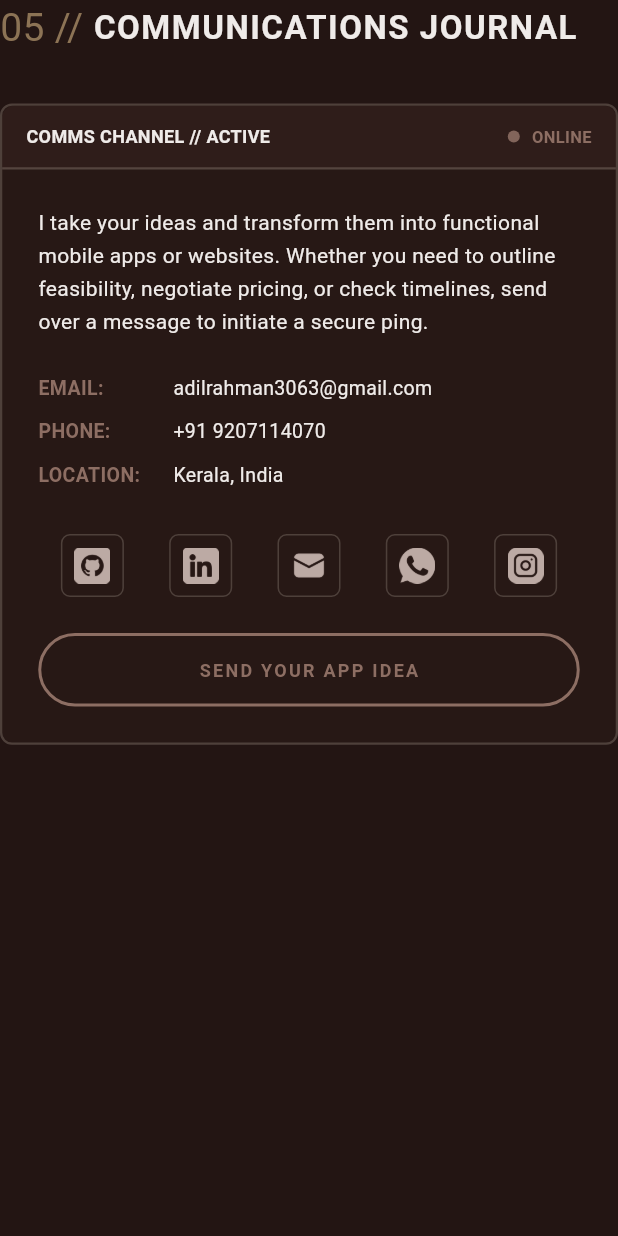
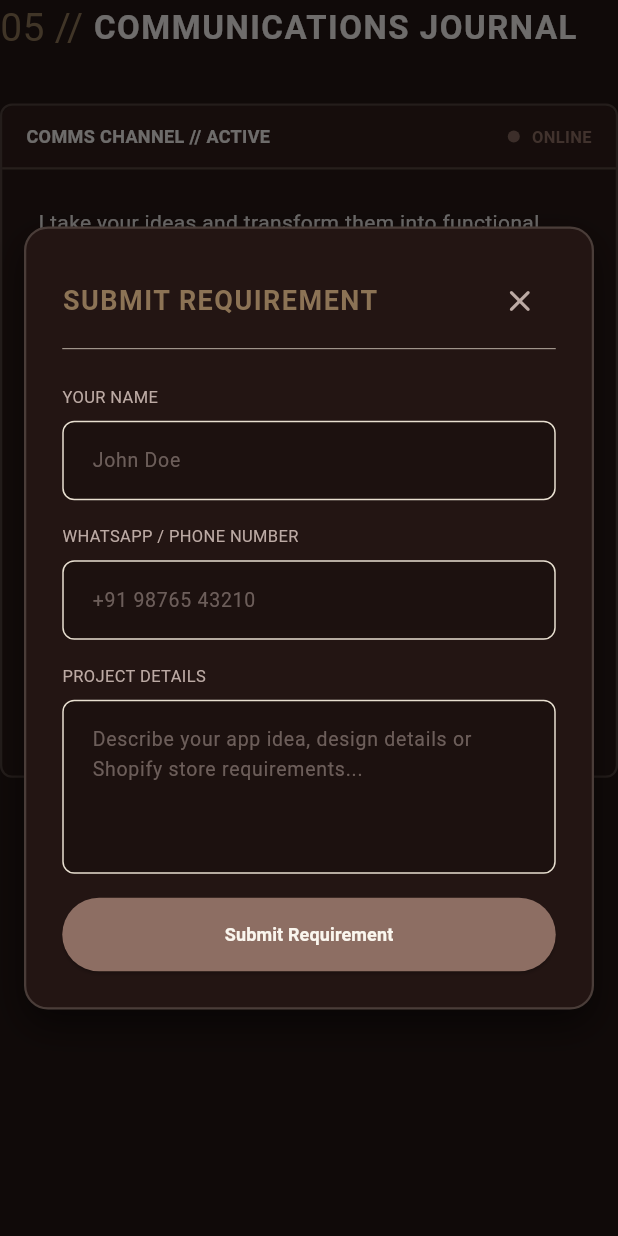
Before and after one commit to adil-rahman-3063/Adil-rahman-portfolio, a Flutter app: the ContactSection widget shown alone on an empty page, opened directly, after a tap on "SEND YOUR APP IDEA", on a phone screen of 412 x 824 dp. Run offline on Flutter 3.47's test engine with Material 3 defaults, Android fonts, the phone set to English and light mode, and no system bars; our stand-ins replace google_fonts; missing offline and left inert: dart:html, dart:js, dart:ui_web; statements that could not run were skipped.

Commit message:
feat: add requirement submission modal and Google Sheets backend support

```diff
--- a/lib/sections/contact_section.dart
+++ b/lib/sections/contact_section.dart
@@ -1,6 +1,7 @@
 import 'package:flutter/material.dart';
 import 'package:url_launcher/url_launcher.dart';
 import '../theme/cozy_theme.dart';
+import '../widgets/requirement_form_modal.dart';
 
 class ContactSection extends StatefulWidget {
   const ContactSection({super.key});
@@ -35,6 +36,14 @@ class _ContactSectionState extends State<ContactSection>
     if (await canLaunchUrl(uri)) {
       await launchUrl(uri, mode: LaunchMode.externalApplication);
     }
+  }
+
+  void _openRequirementModal() {
+    showDialog(
+      context: context,
+      barrierDismissible: true,
+      builder: (context) => const RequirementFormModal(),
+    );
   }
 
   @override
@@ -100,7 +109,7 @@ class _ContactSectionState extends State<ContactSection>
             padding: const EdgeInsets.all(24),
             child: isDesktop
                 ? Row(
-                    crossAxisAlignment: CrossAxisAlignment.start,
+                    crossAxisAlignment: MainAxisAlignment.start,
                     children: [
                       Expanded(flex: 3, child: _buildContactDetails()),
                       const SizedBox(width: 40),
@@ -150,7 +159,7 @@ class _ContactSectionState extends State<ContactSection>
         Text(
           'I take your ideas and transform them into functional mobile apps or websites. '
           'Whether you need to outline feasibility, negotiate pricing, or check timelines, '
-          'send over a message to initiate a secure ping.',
+          'submit your project requirement using the form, or reach out directly.',
           style: CozyTheme.monoStyle(fontSize: 14, color: CozyTheme.textCream)
               .copyWith(height: 1.6),
         ),
@@ -202,7 +211,7 @@ class _ContactSectionState extends State<ContactSection>
           ],
         ),
         const SizedBox(height: 24),
-        _SendIdeaButton(onTap: () => _launchUrl('mailto:adilrahman3063@gmail.com?subject=App Idea Inquiry')),
+        _SendIdeaButton(onTap: _openRequirementModal),
       ],
     );
   }
@@ -285,7 +294,7 @@ class _SendIdeaButtonState extends State<_SendIdeaButton> {
           decoration: BoxDecoration(
             color: _hovered ? CozyTheme.accentBrown : Colors.transparent,
             border: Border.all(color: CozyTheme.accentBrown, width: 2),
-            borderRadius: BorderRadius.circular(30), // Rounded pill style to match Shopify headers
+            borderRadius: BorderRadius.circular(30),
           ),
           child: Text(
             'SEND YOUR APP IDEA',
--- /dev/null
+++ b/lib/widgets/requirement_form_modal.dart
@@ -0,0 +1,335 @@
+import 'dart:convert';
+import 'package:flutter/material.dart';
+import '../theme/cozy_theme.dart';
+import '../data/projects_data.dart';
+
+// ignore: avoid_web_libraries_in_flutter
+import 'dart:html' as html;
+import 'dart:js' as js;
+
+class RequirementFormModal extends StatefulWidget {
+  const RequirementFormModal({super.key});
+
+  @override
+  State<RequirementFormModal> createState() => _RequirementFormModalState();
+}
+
+class _RequirementFormModalState extends State<RequirementFormModal> {
+  final _formKey = GlobalKey<FormState>();
+  final _nameController = TextEditingController();
+  final _phoneController = TextEditingController();
+  final _requirementController = TextEditingController();
+  bool _isLoading = false;
+  bool _isSuccess = false;
+  String? _errorMessage;
+
+  @override
+  void initState() {
+    super.initState();
+    _injectSubmitScript();
+  }
+
+  void _injectSubmitScript() {
+    final doc = html.document;
+    if (doc.getElementById('apps-script-submit-helper') == null) {
+      final script = html.ScriptElement()
+        ..id = 'apps-script-submit-helper'
+        ..innerHtml = '''
+          window.submitReviewToAppsScript = function(url, dataJsonString, successCallback, errorCallback) {
+            fetch(url, {
+              method: 'POST',
+              mode: 'no-cors',
+              headers: {
+                'Content-Type': 'text/plain'
+              },
+              body: dataJsonString
+            }).then(function() {
+              if (successCallback) successCallback();
+            }).catch(function(e) {
+              if (errorCallback) errorCallback(e);
+            });
+          };
+        ''';
+      doc.head?.append(script);
+    }
+  }
+
+  @override
+  void dispose() {
+    _nameController.dispose();
+    _phoneController.dispose();
+    _requirementController.dispose();
+    super.dispose();
+  }
+
+  Future<void> _submitRequirement() async {
+    if (!_formKey.currentState!.validate()) return;
+
+    setState(() {
+      _isLoading = true;
+      _errorMessage = null;
+    });
+
+    try {
+      final body = {
+        'type': 'requirement',
+        'name': _nameController.text.trim(),
+        'phone': _phoneController.text.trim(),
+        'requirement': _requirementController.text.trim(),
+      };
+
+      // Call the JS helper to post data to Google Apps Script
+      js.context.callMethod('submitReviewToAppsScript', [
+        reviewsApiUrl, // Posts to the same Apps Script endpoint
+        json.encode(body),
+        () {
+          if (mounted) {
+            setState(() {
+              _isLoading = false;
+              _isSuccess = true;
+            });
+          }
+        },
+        () {
+          if (mounted) {
+            setState(() {
+              _isLoading = false;
+              _errorMessage = 'Connection failed. Please check your network and try again.';
+            });
+          }
+        }
+      ]);
+    } catch (e) {
+      setState(() {
+        _isLoading = false;
+        _errorMessage = 'Connection failed. Please check your network and try again.';
+      });
+    }
+  }
+
+  @override
+  Widget build(BuildContext context) {
+    final width = MediaQuery.of(context).size.width;
+    final isMobile = width < 600;
+
+    return Dialog(
+      backgroundColor: Colors.transparent,
+      insetPadding: EdgeInsets.symmetric(
+        horizontal: isMobile ? 16 : width * 0.25,
+        vertical: 24,
+      ),
+      child: Container(
+        decoration: BoxDecoration(
+          color: CozyTheme.bgDark,
+          borderRadius: BorderRadius.circular(16),
+          border: Border.all(color: CozyTheme.paperBorder.withOpacity(0.2), width: 1.5),
+          boxShadow: [
+            BoxShadow(
+              color: Colors.black.withOpacity(0.5),
+              blurRadius: 20,
+              offset: const Offset(0, 10),
+            ),
+          ],
+        ),
+        padding: const EdgeInsets.all(24),
+        child: _isSuccess ? _buildSuccessView(context) : _buildFormView(context, isMobile),
+      ),
+    );
+  }
+
+  Widget _buildSuccessView(BuildContext context) {
+    return Column(
+      mainAxisSize: MainAxisSize.min,
+      children: [
+        const Icon(
+          Icons.check_circle_outline_rounded,
+          color: CozyTheme.accentGold,
+          size: 64,
+        ),
+        const SizedBox(height: 16),
+        Text(
+          'Submitted Successfully!',
+          style: CozyTheme.headerStyle(
+            fontSize: 22,
+            color: CozyTheme.textCream,
+            weight: FontWeight.bold,
+          ),
+        ),
+        const SizedBox(height: 12),
+        Text(
+          'Your requirement details have been saved to my planner journal. I will reach out to you via WhatsApp or phone shortly!',
+          style: CozyTheme.monoStyle(
+            fontSize: 13,
+            color: CozyTheme.textGray,
+          ),
+          textAlign: TextAlign.center,
+        ),
+        const SizedBox(height: 24),
+        ElevatedButton(
+          onPressed: () => Navigator.of(context, rootNavigator: true).pop(),
+          style: ElevatedButton.styleFrom(
+            backgroundColor: CozyTheme.accentBrown,
+            foregroundColor: CozyTheme.paperCream,
+            padding: const EdgeInsets.symmetric(horizontal: 32, vertical: 16),
+            shape: RoundedRectangleBorder(
+              borderRadius: BorderRadius.circular(30),
+            ),
+          ),
+          child: Text(
+            'Close Window',
+            style: CozyTheme.monoStyle(fontSize: 12, color: CozyTheme.paperCream)
+                .copyWith(fontWeight: FontWeight.bold),
+          ),
+        ),
+      ],
+    );
+  }
+
+  Widget _buildFormView(BuildContext context, bool isMobile) {
+    return SingleChildScrollView(
+      child: Form(
+        key: _formKey,
+        child: Column(
+          mainAxisSize: MainAxisSize.min,
+          crossAxisAlignment: CrossAxisAlignment.stretch,
+          children: [
+            Row(
+              mainAxisAlignment: MainAxisAlignment.spaceBetween,
+              children: [
+                Text(
+                  'SUBMIT REQUIREMENT',
+                  style: CozyTheme.headerStyle(
+                    fontSize: 18,
+                    color: CozyTheme.accentGold,
+                    weight: FontWeight.bold,
+                  ),
+                ),
+                IconButton(
+                  onPressed: () => Navigator.of(context, rootNavigator: true).pop(),
+                  icon: const Icon(Icons.close_rounded, color: CozyTheme.textGray),
+                ),
+              ],
+            ),
+            const Divider(color: CozyTheme.paperBorder, thickness: 0.5),
+            const SizedBox(height: 16),
+
+            // Name Field
+            _buildTextField(
+              controller: _nameController,
+              label: 'Your Name',
+              hint: 'John Doe',
+              validator: (val) => val == null || val.trim().isEmpty ? 'Please enter your name.' : null,
+            ),
+            const SizedBox(height: 16),
+
+            // Phone Field
+            _buildTextField(
+              controller: _phoneController,
+              label: 'WhatsApp / Phone Number',
+              hint: '+91 98765 43210',
+              keyboardType: TextInputType.phone,
+              validator: (val) => val == null || val.trim().isEmpty ? 'Please enter your phone number.' : null,
+            ),
+            const SizedBox(height: 16),
+
+            // Requirement Field
+            _buildTextField(
+              controller: _requirementController,
+              label: 'Project Details',
+              hint: 'Describe your app idea, design details or Shopify store requirements...',
+              maxLines: 4,
+              validator: (val) => val == null || val.trim().isEmpty ? 'Please enter project details.' : null,
+            ),
+            const SizedBox(height: 16),
+
+            if (_errorMessage != null) ...[
+              Text(
+                _errorMessage!,
+                style: CozyTheme.monoStyle(fontSize: 12, color: Colors.redAccent),
+                textAlign: TextAlign.center,
+              ),
+              const SizedBox(height: 16),
+            ],
+
+            ElevatedButton(
+              onPressed: _isLoading ? null : _submitRequirement,
+              style: ElevatedButton.styleFrom(
+                backgroundColor: CozyTheme.accentBrown,
+                foregroundColor: CozyTheme.paperCream,
+                disabledBackgroundColor: CozyTheme.accentBrown.withOpacity(0.5),
+                padding: const EdgeInsets.symmetric(vertical: 16),
+                shape: RoundedRectangleBorder(
+                  borderRadius: BorderRadius.circular(30),
+                ),
+              ),
+              child: _isLoading
+                  ? const SizedBox(
+                      height: 18,
+                      width: 18,
+                      child: CircularProgressIndicator(
+                        valueColor: AlwaysStoppedAnimation(CozyTheme.paperCream),
+                        strokeWidth: 2,
+                      ),
+                    )
+                  : Text(
+                      'Submit Requirement',
+                      style: CozyTheme.monoStyle(fontSize: 12, color: CozyTheme.paperCream)
+                          .copyWith(fontWeight: FontWeight.bold),
+                    ),
+            ),
+          ],
+        ),
+      ),
+    );
+  }
+
+  Widget _buildTextField({
+    required TextEditingController controller,
+    required String label,
+    required String hint,
+    int maxLines = 1,
+    TextInputType keyboardType = TextInputType.text,
+    String? Function(String?)? validator,
+  }) {
+    return Column(
+      crossAxisAlignment: CrossAxisAlignment.stretch,
+      children: [
+        Text(
+          label.toUpperCase(),
+          style: CozyTheme.monoStyle(fontSize: 11, color: CozyTheme.textGray),
+        ),
+        const SizedBox(height: 8),
+        TextFormField(
+          controller: controller,
+          maxLines: maxLines,
+          keyboardType: keyboardType,
+          validator: validator,
+          style: CozyTheme.monoStyle(fontSize: 14, color: CozyTheme.textCream),
+          decoration: InputDecoration(
+            hintText: hint,
+            hintStyle: CozyTheme.monoStyle(fontSize: 13, color: CozyTheme.textGray.withOpacity(0.5)),
+            filled: true,
+            fillColor: Colors.black.withOpacity(0.2),
+            contentPadding: const EdgeInsets.all(16),
+            enabledBorder: OutlineInputBorder(
+              borderRadius: BorderRadius.circular(8),
+              borderSide: const BorderSide(color: CozyTheme.paperBorder, width: 1),
+            ),
+            focusedBorder: OutlineInputBorder(
+              borderRadius: BorderRadius.circular(8),
+              borderSide: const BorderSide(color: CozyTheme.accentGold, width: 1.5),
+            ),
+            errorBorder: OutlineInputBorder(
+              borderRadius: BorderRadius.circular(8),
+              borderSide: const BorderSide(color: Colors.redAccent, width: 1),
+            ),
+            focusedErrorBorder: OutlineInputBorder(
+              borderRadius: BorderRadius.circular(8),
+              borderSide: const BorderSide(color: Colors.redAccent, width: 1.5),
+            ),
+          ),
+        ),
+      ],
+    );
+  }
+}
```
Also changed, not shown: lib/main.dart (+8 -1 lines), 1 other file.
